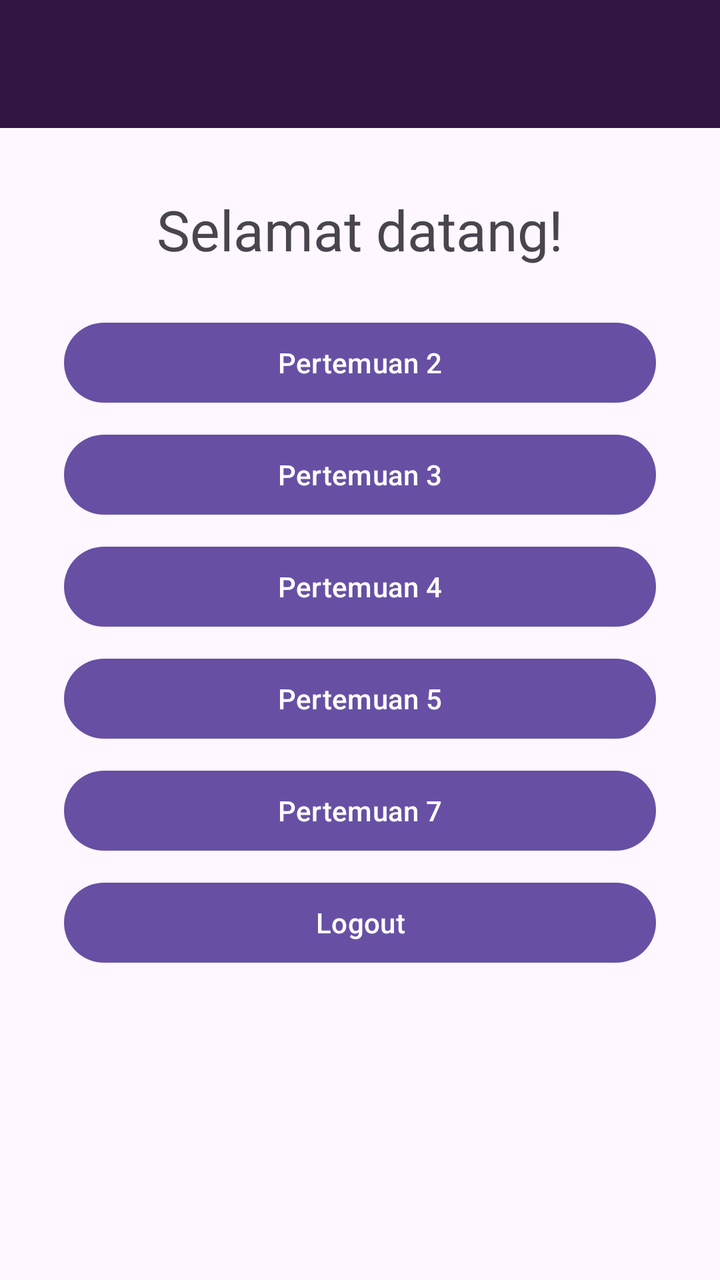
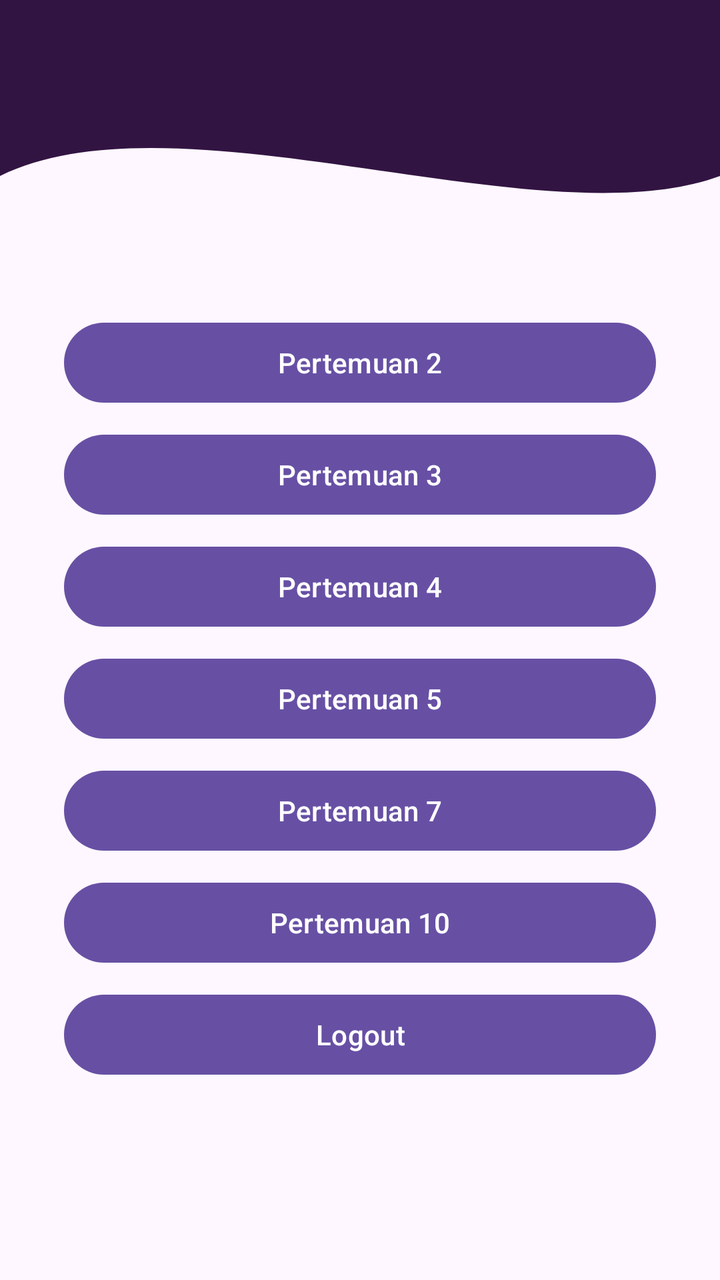

Screens rendered from an Android XML layout before and after an edit, with the pre-edit source and the edit as a unified diff.
<!-- AndroidManifest.xml: application theme Theme.Nawfal_3TIF -->
<!-- res/layout/fragment_home.xml -->
<?xml version="1.0" encoding="utf-8"?>
<androidx.constraintlayout.widget.ConstraintLayout xmlns:android="http://schemas.android.com/apk/res/android"
    xmlns:app="http://schemas.android.com/apk/res-auto"
    xmlns:tools="http://schemas.android.com/tools"
    android:layout_width="match_parent"
    android:layout_height="match_parent"
    tools:context=".Home.HomeFragment">

    <androidx.appcompat.widget.Toolbar
        android:id="@+id/toolbar"
        android:layout_width="match_parent"
        android:layout_height="?attr/actionBarSize"
        android:background="#321442"
        app:layout_constraintEnd_toEndOf="parent"
        app:layout_constraintStart_toStartOf="parent"
        app:layout_constraintTop_toTopOf="parent"
        app:titleTextColor="@android:color/white" />

    <TextView
        android:id="@+id/tvWelcome"
        android:layout_width="wrap_content"
        android:layout_height="wrap_content"
        android:layout_marginTop="32dp"
        android:fontFamily="@font/bebasneueregular"
        android:text="Selamat datang!"
        android:textSize="28sp"
        app:layout_constraintEnd_toEndOf="parent"
        app:layout_constraintStart_toStartOf="parent"
        app:layout_constraintTop_toBottomOf="@+id/toolbar" />

    <Button
        android:id="@+id/btnToSecond"
        android:layout_width="0dp"
        android:layout_height="wrap_content"
        android:layout_marginStart="32dp"
        android:layout_marginTop="24dp"
        android:layout_marginEnd="32dp"
        android:text="Pertemuan 2"
        app:layout_constraintEnd_toEndOf="parent"
        app:layout_constraintStart_toStartOf="parent"
        app:layout_constraintTop_toBottomOf="@+id/tvWelcome" />

    <Button
        android:id="@+id/btnToThird"
        android:layout_width="0dp"
        android:layout_height="wrap_content"
        android:layout_marginStart="32dp"
        android:layout_marginTop="8dp"
        android:layout_marginEnd="32dp"
        android:text="Pertemuan 3"
        app:layout_constraintEnd_toEndOf="parent"
        app:layout_constraintStart_toStartOf="parent"
        app:layout_constraintTop_toBottomOf="@+id/btnToSecond" />

    <Button
        android:id="@+id/btnToFourth"
        android:layout_width="0dp"
        android:layout_height="wrap_content"
        android:layout_marginStart="32dp"
        android:layout_marginTop="8dp"
        android:layout_marginEnd="32dp"
        android:text="Pertemuan 4"
        app:layout_constraintEnd_toEndOf="parent"
        app:layout_constraintStart_toStartOf="parent"
        app:layout_constraintTop_toBottomOf="@+id/btnToThird" />

    <Button
        android:id="@+id/btnToFifth"
        android:layout_width="0dp"
        android:layout_height="wrap_content"
        android:layout_marginStart="32dp"
        android:layout_marginTop="8dp"
        android:layout_marginEnd="32dp"
        android:text="Pertemuan 5"
        app:layout_constraintEnd_toEndOf="parent"
        app:layout_constraintStart_toStartOf="parent"
        app:layout_constraintTop_toBottomOf="@+id/btnToFourth" />

    <Button
        android:id="@+id/btnToSeventh"
        android:layout_width="0dp"
        android:layout_height="wrap_content"
        android:layout_marginStart="32dp"
        android:layout_marginTop="8dp"
        android:layout_marginEnd="32dp"
        android:text="Pertemuan 7"
        app:layout_constraintEnd_toEndOf="parent"
        app:layout_constraintStart_toStartOf="parent"
        app:layout_constraintTop_toBottomOf="@+id/btnToFifth" />

    <Button
        android:id="@+id/btnLogout"
        android:layout_width="0dp"
        android:layout_height="wrap_content"
        android:layout_marginStart="32dp"
        android:layout_marginTop="8dp"
        android:layout_marginEnd="32dp"
        android:text="Logout"
        app:layout_constraintEnd_toEndOf="parent"
        app:layout_constraintStart_toStartOf="parent"
        app:layout_constraintTop_toBottomOf="@+id/btnToSeventh" />

</androidx.constraintlayout.widget.ConstraintLayout>
<!-- resources referenced by this layout -->
<resources>
  <style name="Theme.Nawfal_3TIF" parent="Base.Theme.Nawfal_3TIF" />
  <style name="Base.Theme.Nawfal_3TIF" parent="Theme.Material3.DayNight.NoActionBar">
          
          
      </style>
</resources>

<!-- the commit's change to res/layout/fragment_home.xml (unified diff, before → after) -->
@@ -5,6 +5,15 @@
     android:layout_width="match_parent"
     android:layout_height="match_parent"
     tools:context=".Home.HomeFragment">
+
+    <View
+        android:id="@+id/background_header"
+        android:layout_width="0dp"
+        android:layout_height="220dp"
+        android:background="@drawable/bg_header_wave"
+        app:layout_constraintStart_toStartOf="parent"
+        app:layout_constraintEnd_toEndOf="parent"
+        app:layout_constraintTop_toTopOf="parent"/>
 
     <androidx.appcompat.widget.Toolbar
         android:id="@+id/toolbar"
@@ -22,7 +31,8 @@
         android:layout_height="wrap_content"
         android:layout_marginTop="32dp"
         android:fontFamily="@font/bebasneueregular"
-        android:text="Selamat datang!"
+        android:text=""
+        android:textColor="@android:color/white"
         android:textSize="28sp"
         app:layout_constraintEnd_toEndOf="parent"
         app:layout_constraintStart_toStartOf="parent"
@@ -89,6 +99,18 @@
         app:layout_constraintTop_toBottomOf="@+id/btnToFifth" />
 
     <Button
+        android:id="@+id/btnToTenth"
+        android:layout_width="0dp"
+        android:layout_height="wrap_content"
+        android:layout_marginStart="32dp"
+        android:layout_marginTop="8dp"
+        android:layout_marginEnd="32dp"
+        android:text="Pertemuan 10"
+        app:layout_constraintEnd_toEndOf="parent"
+        app:layout_constraintStart_toStartOf="parent"
+        app:layout_constraintTop_toBottomOf="@+id/btnToSeventh" />
+
+    <Button
         android:id="@+id/btnLogout"
         android:layout_width="0dp"
         android:layout_height="wrap_content"
@@ -98,6 +120,6 @@
         android:text="Logout"
         app:layout_constraintEnd_toEndOf="parent"
         app:layout_constraintStart_toStartOf="parent"
-        app:layout_constraintTop_toBottomOf="@+id/btnToSeventh" />
+        app:layout_constraintTop_toBottomOf="@+id/btnToTenth" />
 
 </androidx.constraintlayout.widget.ConstraintLayout>
<!-- resource entries referenced after the edit -->
@@ -1,5 +1,24 @@
 <!-- resources referenced by this layout -->
 <resources>
+  <!-- drawable bg_header_wave (drawable) -->
+  <?xml version="1.0" encoding="utf-8"?>
+  <vector xmlns:android="http://schemas.android.com/apk/res/android"
+      android:width="100dp"
+      android:height="100dp"
+      android:viewportWidth="100"
+      android:viewportHeight="100">
+  
+      
+      <path android:fillColor="#321442"
+          android:pathData="
+              M0,0
+              L100,0
+              L100,40
+              C 75,55
+                25,20
+                0,40
+              Z" />
+  </vector>
   <style name="Theme.Nawfal_3TIF" parent="Base.Theme.Nawfal_3TIF" />
   <style name="Base.Theme.Nawfal_3TIF" parent="Theme.Material3.DayNight.NoActionBar">
           
